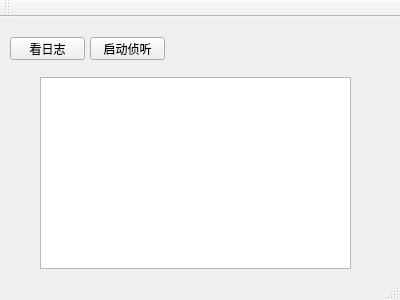
First picture: the form in FuturePmsSolution/PlatformCentralDataReceiver/mainwindow.ui, repository Anne081031/WinParkUI, before the edit.
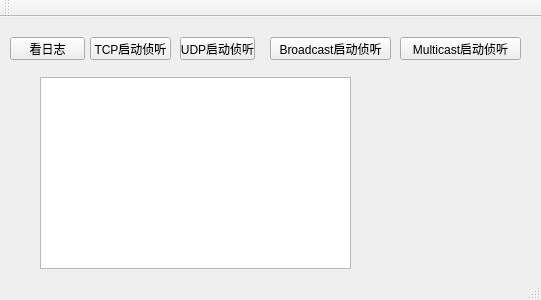
Second picture: the form after the edit.

The edit to the form file:
```diff
--- a/FuturePmsSolution/PlatformCentralDataReceiver/mainwindow.ui
+++ b/FuturePmsSolution/PlatformCentralDataReceiver/mainwindow.ui
@@ -6,7 +6,7 @@
    <rect>
     <x>0</x>
     <y>0</y>
-    <width>400</width>
+    <width>541</width>
     <height>300</height>
    </rect>
   </property>
@@ -19,12 +19,12 @@
      <rect>
       <x>90</x>
       <y>20</y>
-      <width>75</width>
+      <width>81</width>
       <height>23</height>
      </rect>
     </property>
     <property name="text">
-     <string>启动侦听</string>
+     <string>TCP启动侦听</string>
     </property>
    </widget>
    <widget class="QPushButton" name="pushButton">
@@ -50,6 +50,45 @@
      </rect>
     </property>
    </widget>
+   <widget class="QPushButton" name="pushButton_4">
+    <property name="geometry">
+     <rect>
+      <x>270</x>
+      <y>20</y>
+      <width>121</width>
+      <height>23</height>
+     </rect>
+    </property>
+    <property name="text">
+     <string>Broadcast启动侦听</string>
+    </property>
+   </widget>
+   <widget class="QPushButton" name="pushButton_5">
+    <property name="geometry">
+     <rect>
+      <x>400</x>
+      <y>20</y>
+      <width>121</width>
+      <height>23</height>
+     </rect>
+    </property>
+    <property name="text">
+     <string>Multicast启动侦听</string>
+    </property>
+   </widget>
+   <widget class="QPushButton" name="pushButton_3">
+    <property name="geometry">
+     <rect>
+      <x>180</x>
+      <y>20</y>
+      <width>75</width>
+      <height>23</height>
+     </rect>
+    </property>
+    <property name="text">
+     <string>UDP启动侦听</string>
+    </property>
+   </widget>
   </widget>
   <widget class="QMenuBar" name="menuBar">
    <property name="geometry">
```
Left out of the diff: 2 changed lines with no effect on the pictures.
